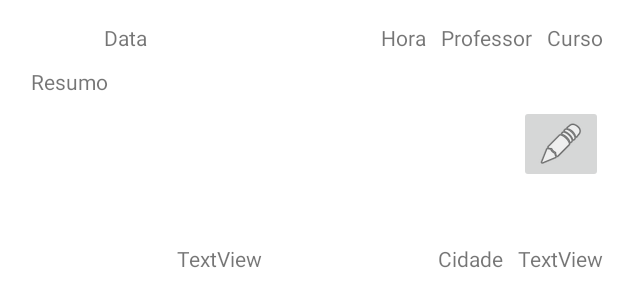
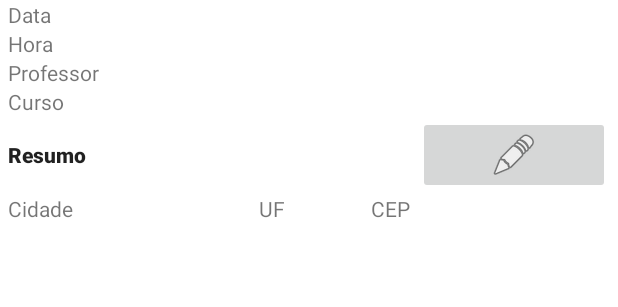
Before and after one commit to JaoGomess/agenda, an Android app: the layout item_lista_agenda.xml on its own in the app's theme, with its tools: preview values and no code run, on a phone screen of 412 x 824 dp. Shown: the top 307 px of the screen. Run offline under Robolectric (Android 15) with nearby library versions, the phone set to English and light mode, and no system bars.

Commit message:
Update
update

```diff
--- a/app/src/main/res/layout/item_lista_agenda.xml
+++ b/app/src/main/res/layout/item_lista_agenda.xml
@@ -1,104 +1,106 @@
 <?xml version="1.0" encoding="utf-8"?>
 <androidx.constraintlayout.widget.ConstraintLayout xmlns:android="http://schemas.android.com/apk/res/android"
     xmlns:app="http://schemas.android.com/apk/res-auto"
+    xmlns:tools="http://schemas.android.com/tools"
     android:layout_width="match_parent"
     android:layout_height="wrap_content">
 
+
+    <LinearLayout
+        android:layout_width="0dp"
+        android:layout_height="wrap_content"
+        android:layout_marginBottom="10dp"
+        android:orientation="vertical"
+        app:layout_constraintBottom_toBottomOf="parent"
+        app:layout_constraintEnd_toEndOf="parent"
+        app:layout_constraintStart_toStartOf="parent"
+        app:layout_constraintTop_toTopOf="parent">
+
         <TextView
             android:id="@+id/textData"
-        android:layout_width="wrap_content"
+            android:layout_width="match_parent"
             android:layout_height="wrap_content"
-        android:layout_marginStart="10dp"
-        android:layout_marginTop="15dp"
-        android:layout_marginEnd="10dp"
-        android:text="Data"
-        app:layout_constraintEnd_toStartOf="@+id/textHora"
-        app:layout_constraintHorizontal_bias="0.29"
-        app:layout_constraintStart_toStartOf="parent"
-        app:layout_constraintTop_toTopOf="parent" />
+            android:layout_marginStart="5dp"
+            android:layout_marginEnd="5dp"
+            android:text="Data" />
 
         <TextView
             android:id="@+id/textHora"
-        android:layout_width="wrap_content"
+            android:layout_width="match_parent"
             android:layout_height="wrap_content"
-        android:layout_marginTop="15dp"
-        android:layout_marginEnd="10dp"
-        android:text="Hora"
-        app:layout_constraintEnd_toStartOf="@+id/textProfessor"
-        app:layout_constraintTop_toTopOf="parent" />
+            android:layout_marginStart="5dp"
+            android:layout_marginEnd="5dp"
+            android:text="Hora" />
 
         <TextView
             android:id="@+id/textProfessor"
-        android:layout_width="wrap_content"
+            android:layout_width="match_parent"
             android:layout_height="wrap_content"
-        android:layout_marginTop="15dp"
-        android:layout_marginEnd="10dp"
-        android:text="Professor"
-        app:layout_constraintEnd_toStartOf="@+id/textCurso"
-        app:layout_constraintTop_toTopOf="parent" />
+            android:layout_marginStart="5dp"
+            android:layout_marginEnd="5dp"
+            android:text="Professor" />
 
         <TextView
             android:id="@+id/textCurso"
-        android:layout_width="wrap_content"
+            android:layout_width="match_parent"
             android:layout_height="wrap_content"
-        android:layout_marginTop="15dp"
-        android:layout_marginEnd="10dp"
-        android:text="Curso"
-        app:layout_constraintEnd_toEndOf="parent"
-        app:layout_constraintTop_toTopOf="parent" />
+            android:layout_marginStart="5dp"
+            android:layout_marginEnd="5dp"
+            android:text="Curso" />
+
+        <LinearLayout
+            android:layout_width="match_parent"
+            android:layout_height="wrap_content"
+            android:orientation="horizontal">
 
             <TextView
                 android:id="@+id/textResumo"
-        android:layout_width="305dp"
-        android:layout_height="108dp"
-        android:layout_marginStart="10dp"
-        android:layout_marginTop="10dp"
-        android:layout_marginEnd="10dp"
+                android:layout_width="268dp"
+                android:layout_height="match_parent"
+                android:layout_marginStart="5dp"
+                android:fontFamily="sans-serif-black"
+                android:gravity="start|center_vertical"
                 android:text="Resumo"
-        app:layout_constraintEnd_toStartOf="@+id/btnEditar"
-        app:layout_constraintStart_toStartOf="parent"
-        app:layout_constraintTop_toBottomOf="@+id/textData" />
+                android:textAppearance="@style/TextAppearance.AppCompat.Body2" />
 
             <ImageButton
                 android:id="@+id/btnEditar"
-        android:layout_width="wrap_content"
+                android:layout_width="match_parent"
                 android:layout_height="wrap_content"
-        android:layout_marginTop="35dp"
-        android:layout_marginEnd="10dp"
-        app:layout_constraintEnd_toEndOf="parent"
-        app:layout_constraintTop_toBottomOf="@+id/textData"
+                android:layout_marginStart="5dp"
+                android:layout_marginEnd="5dp"
                 app:srcCompat="@android:drawable/ic_menu_edit" />
+
+        </LinearLayout>
+
+        <LinearLayout
+            android:layout_width="match_parent"
+            android:layout_height="match_parent"
+            android:orientation="horizontal">
+
+            <TextView
+                android:id="@+id/textCidade"
+                android:layout_width="162dp"
+                android:layout_height="wrap_content"
+                android:layout_marginStart="5dp"
+                android:layout_marginEnd="5dp"
+                android:text="Cidade" />
 
             <TextView
                 android:id="@+id/textUf"
-        android:layout_width="wrap_content"
+                android:layout_width="69dp"
                 android:layout_height="wrap_content"
-        android:layout_marginStart="10dp"
-        android:layout_marginTop="10dp"
-        android:layout_marginEnd="10dp"
-        android:text="TextView"
-        app:layout_constraintEnd_toStartOf="@+id/textCidade"
-        app:layout_constraintStart_toStartOf="parent"
-        app:layout_constraintTop_toBottomOf="@+id/textResumo" />
-
-    <TextView
-        android:id="@+id/textCidade"
-        android:layout_width="wrap_content"
-        android:layout_height="wrap_content"
-        android:layout_marginTop="10dp"
-        android:layout_marginEnd="10dp"
-        android:text="Cidade"
-        app:layout_constraintEnd_toStartOf="@+id/textCep"
-        app:layout_constraintTop_toBottomOf="@+id/textResumo" />
+                android:text="UF" />
 
             <TextView
                 android:id="@+id/textCep"
-        android:layout_width="wrap_content"
+                android:layout_width="match_parent"
                 android:layout_height="wrap_content"
-        android:layout_marginTop="10dp"
-        android:layout_marginEnd="10dp"
-        android:text="TextView"
-        app:layout_constraintEnd_toEndOf="parent"
-        app:layout_constraintTop_toBottomOf="@+id/textResumo" />
+                android:layout_marginStart="5dp"
+                android:layout_marginEnd="5dp"
+                android:text="CEP" />
+        </LinearLayout>
+
+    </LinearLayout>
 
 </androidx.constraintlayout.widget.ConstraintLayout>
```
Lines whose indentation alone changed are shown as unchanged.
